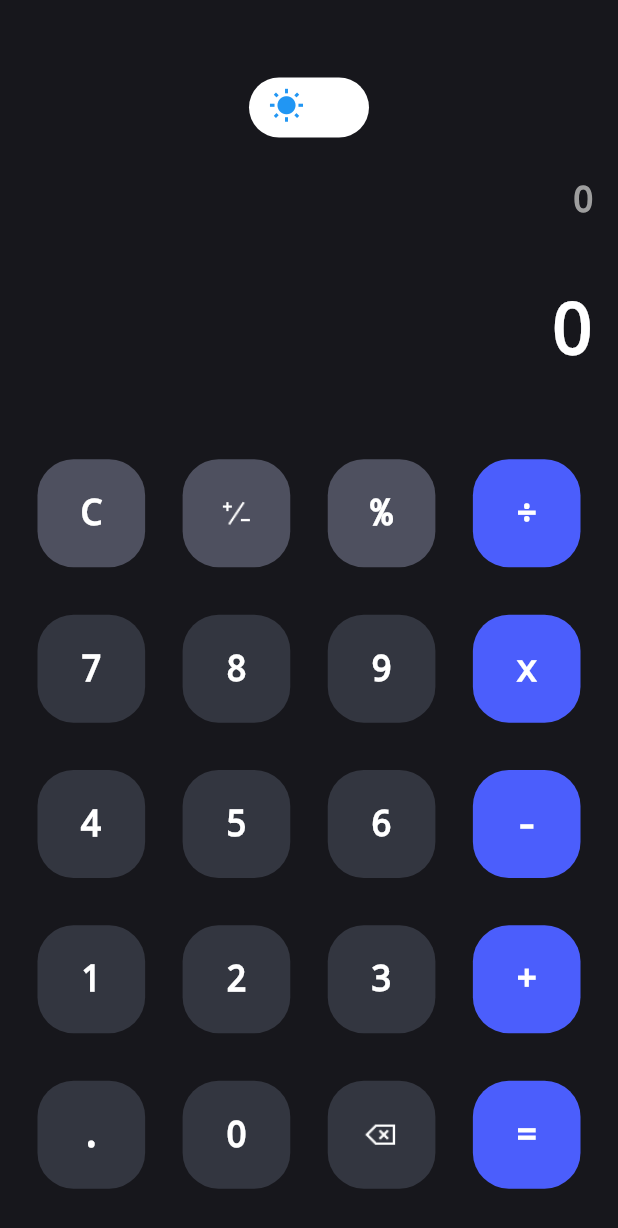
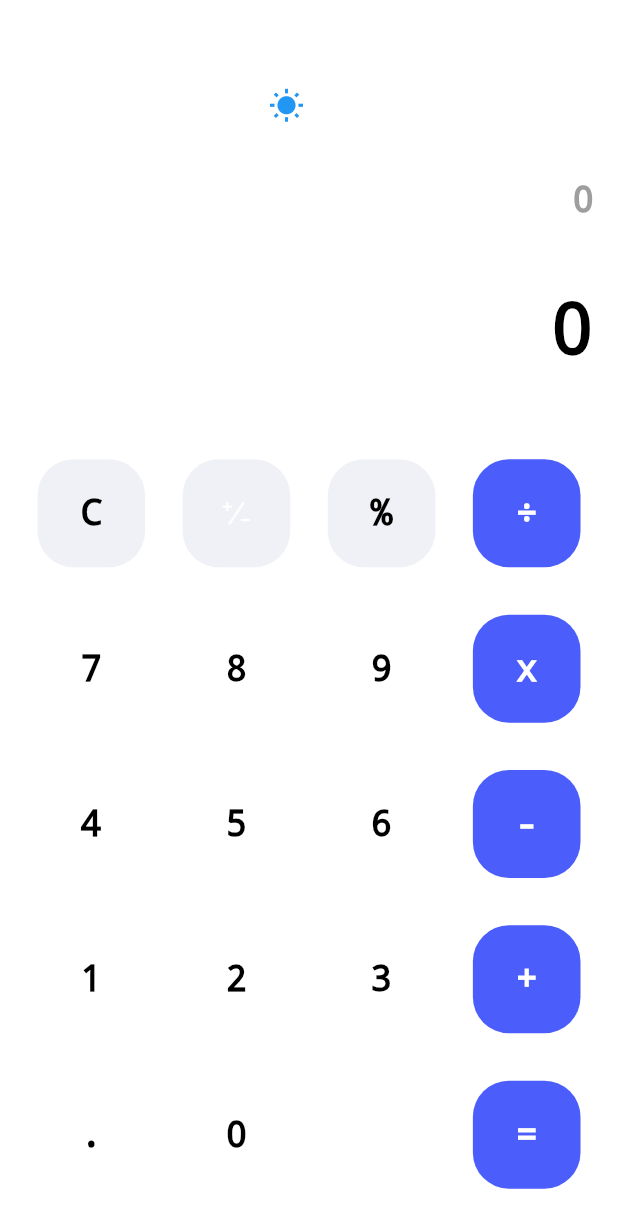
Before and after one commit to BrunoAlexys/calculadora-projeto, a Flutter app: the screen it shows after launch, on a phone screen of 412 x 824 dp. Shown: the top 1228 px of the screen. Run offline on Flutter 3.47's test engine with Material 3 defaults, Android fonts, the phone set to English and light mode, and no system bars.

Commit message:
Adicionando a cor dos botões de operações no modo ligth

```diff
--- a/lib/Button.dart
+++ b/lib/Button.dart
@@ -1,13 +1,16 @@
-import 'dart:ui';
 
 import 'package:flutter/material.dart';
 
 class Button extends StatelessWidget {
   final dynamic value; // Pode ser String ou Image
   final Color color;
+  final bool isDarkMode;
 
-  const Button({Key? key, required this.value, required this.color})
-      : super(key: key);
+  const Button({super.key, required this.value, required this.color, required this.isDarkMode});
+
+  bool isOperator(String val) {
+    return val == '÷' || val == 'x' || val == '-' || val == '+' || val == '=';
+  }
 
   @override
   Widget build(BuildContext context) {
@@ -27,7 +30,9 @@ class Button extends StatelessWidget {
               ? Text(
                   value,
                   style: TextStyle(
-                    color: Colors.white,
+                    color: isOperator(value)
+                        ? (isDarkMode ? Colors.white : Colors.white)
+                        : (isDarkMode ? Colors.white : Colors.black),
                     fontSize: 24.0,
                     decoration: TextDecoration.none,
                   ),
--- a/lib/ThemeCalculator.dart
+++ b/lib/ThemeCalculator.dart
@@ -1,23 +1,18 @@
 import 'package:flutter/material.dart';
 
-class ThemeCalculator extends StatefulWidget {
-  @override
-  _ThemeCalculatorState createState() => _ThemeCalculatorState();
-}
+class ThemeCalculator extends StatelessWidget {
+  final bool isDarkMode;
+  final VoidCallback toggleTheme;
 
-class _ThemeCalculatorState extends State<ThemeCalculator> {
-  bool isDarkMode = false;
+  const ThemeCalculator(
+      {super.key, required this.isDarkMode, required this.toggleTheme});
 
   @override
   Widget build(BuildContext context) {
     return GestureDetector(
-      onTap: () {
-        setState(() {
-          isDarkMode = !isDarkMode;
-        });
-      },
+      onTap: toggleTheme,
       child: AnimatedContainer(
-        duration: Duration(milliseconds: 300),
+        duration: const Duration(milliseconds: 300),
         width: 80,
         height: 40,
         decoration: BoxDecoration(
@@ -27,16 +22,16 @@ class _ThemeCalculatorState extends State<ThemeCalculator> {
         child: Stack(
           children: <Widget>[
             AnimatedPositioned(
-              duration: Duration(milliseconds: 300),
+              duration: const Duration(milliseconds: 300),
               curve: Curves.easeIn,
               top: 3,
               left: isDarkMode ? 30 : 0,
               right: isDarkMode ? 0 : 30,
               child: AnimatedSwitcher(
-                duration: Duration(milliseconds: 300),
+                duration: const Duration(milliseconds: 300),
                 child: isDarkMode
-                    ? Padding(
-                        padding: const EdgeInsets.all(4.0),
+                    ? const Padding(
+                        padding: EdgeInsets.all(4.0),
                         child: Center(
                           child: Icon(
                             Icons.nights_stay,
@@ -46,8 +41,8 @@ class _ThemeCalculatorState extends State<ThemeCalculator> {
                           ),
                         ),
                       )
-                    : Padding(
-                        padding: const EdgeInsets.all(4.0),
+                    : const Padding(
+                        padding: EdgeInsets.all(4.0),
                         child: Icon(
                           Icons.wb_sunny,
                           color: Colors.blue,
--- a/lib/main.dart
+++ b/lib/main.dart
@@ -14,19 +14,31 @@ class MyApp extends StatefulWidget {
 }
 
 class _MyAppState extends State<MyApp> {
+  bool isDarkMode = false;
+
+  void changeTheme() {
+    setState(() {
+      isDarkMode = !isDarkMode;
+    });
+  }
+
   @override
   Widget build(BuildContext context) {
     return MaterialApp(
       title: 'Flutter Demo',
-      theme: ThemeData.dark(),
-      home: Calculadora(),
+      theme: isDarkMode ? ThemeData.dark() : ThemeData.light(),
+      home: Calculadora(isDarkMode: isDarkMode, toggleTheme: changeTheme),
       debugShowCheckedModeBanner: false,
     );
   }
 }
 
 class Calculadora extends StatefulWidget {
-  const Calculadora({super.key});
+  final bool isDarkMode;
+  final VoidCallback toggleTheme;
+
+  const Calculadora(
+      {super.key, required this.isDarkMode, required this.toggleTheme});
 
   @override
   State<Calculadora> createState() => _CalculadoraState();
@@ -40,7 +52,7 @@ class _CalculadoraState extends State<Calculadora> {
         Expanded(
             flex: 1,
             child: Container(
-              color: Color(0xFF17171C),
+              color: widget.isDarkMode ? const Color(0xFF17171C) : Colors.white,
               child: Column(
                 mainAxisAlignment: MainAxisAlignment.spaceEvenly,
                 children: [
@@ -50,15 +62,18 @@ class _CalculadoraState extends State<Calculadora> {
                     children: [
                       Padding(
                         padding: const EdgeInsets.only(top: 40.0),
-                        child: ThemeCalculator(),
+                        child: ThemeCalculator(
+                          isDarkMode: widget.isDarkMode,
+                          toggleTheme: widget.toggleTheme,
+                        ),
                       )
                     ],
                   ),
-                  Row(
+                  const Row(
                     mainAxisAlignment: MainAxisAlignment.end,
                     children: [
                       Padding(
-                        padding: const EdgeInsets.all(16.0),
+                        padding: EdgeInsets.all(16.0),
                         child: FittedBox(
                           fit: BoxFit.scaleDown,
                           child: Text(
@@ -83,7 +98,9 @@ class _CalculadoraState extends State<Calculadora> {
                           child: Text(
                             '0',
                             style: TextStyle(
-                              color: Colors.white,
+                              color: widget.isDarkMode
+                                  ? Colors.white
+                                  : Colors.black,
                               fontSize: 48.0,
                               decoration: TextDecoration.none,
                             ),
@@ -98,67 +115,151 @@ class _CalculadoraState extends State<Calculadora> {
         Expanded(
             flex: 2,
             child: Container(
-              color: Color(0xFF17171C),
+              color: widget.isDarkMode ? const Color(0xFF17171C) : Colors.white,
               child: Column(
                 mainAxisAlignment: MainAxisAlignment.spaceEvenly,
                 children: [
                   Row(
                     mainAxisAlignment: MainAxisAlignment.spaceEvenly,
                     children: [
-                      Button(value: 'C', color: Color(0xFF4E505F)),
+                      Button(
+                          value: 'C',
+                          color: widget.isDarkMode
+                              ? const Color(0xFF4E505F)
+                              : const Color(322323332),
+                          isDarkMode: widget.isDarkMode),
                       Button(
                           value: Image.asset(
                             'assets/images/value.png',
                             width: 24,
                             height: 24,
                           ),
-                        color: Color(0xFF4E505F),
-                      ),
-                      Button(value: '%', color: Color(0xFF4E505F)),
-                      Button(value: '÷', color: Color(0xFF4B5EFC)),
+                          color: widget.isDarkMode
+                              ? const Color(0xFF4E505F)
+                              : const Color(322323332),
+                          isDarkMode: widget.isDarkMode),
+                      Button(
+                          value: '%',
+                          color: widget.isDarkMode
+                              ? const Color(0xFF4E505F)
+                              : const Color(322323332),
+                          isDarkMode: widget.isDarkMode),
+                      Button(
+                          value: '÷',
+                          color: const Color(0xFF4B5EFC),
+                          isDarkMode: widget.isDarkMode),
                     ],
                   ),
                   Row(
                     mainAxisAlignment: MainAxisAlignment.spaceEvenly,
                     children: [
-                      Button(value: '7', color: Color(0xFF333640)),
-                      Button(value: '8', color: Color(0xFF333640)),
-                      Button(value: '9', color: Color(0xFF333640)),
-                      Button(value: 'x', color: Color(0xFF4B5EFC)),
+                      Button(
+                          value: '7',
+                          color: widget.isDarkMode
+                              ? const Color(0xFF333640)
+                              : Colors.white,
+                          isDarkMode: widget.isDarkMode),
+                      Button(
+                          value: '8',
+                          color: widget.isDarkMode
+                              ? const Color(0xFF333640)
+                              : Colors.white,
+                          isDarkMode: widget.isDarkMode),
+                      Button(
+                          value: '9',
+                          color: widget.isDarkMode
+                              ? const Color(0xFF333640)
+                              : Colors.white,
+                          isDarkMode: widget.isDarkMode),
+                      Button(
+                          value: 'x',
+                          color: const Color(0xFF4B5EFC),
+                          isDarkMode: widget.isDarkMode),
                     ],
                   ),
                   Row(
                     mainAxisAlignment: MainAxisAlignment.spaceEvenly,
                     children: [
-                      Button(value: '4', color: Color(0xFF333640)),
-                      Button(value: '5', color: Color(0xFF333640)),
-                      Button(value: '6', color: Color(0xFF333640)),
-                      Button(value: '-', color: Color(0xFF4B5EFC)),
+                      Button(
+                          value: '4',
+                          color: widget.isDarkMode
+                              ? const Color(0xFF333640)
+                              : Colors.white,
+                          isDarkMode: widget.isDarkMode),
+                      Button(
+                          value: '5',
+                          color: widget.isDarkMode
+                              ? const Color(0xFF333640)
+                              : Colors.white,
+                          isDarkMode: widget.isDarkMode),
+                      Button(
+                          value: '6',
+                          color: widget.isDarkMode
+                              ? const Color(0xFF333640)
+                              : Colors.white,
+                          isDarkMode: widget.isDarkMode),
+                      Button(
+                          value: '-',
+                          color: const Color(0xFF4B5EFC),
+                          isDarkMode: widget.isDarkMode),
                     ],
                   ),
                   Row(
                     mainAxisAlignment: MainAxisAlignment.spaceEvenly,
                     children: [
-                      Button(value: '1', color: Color(0xFF333640)),
-                      Button(value: '2', color: Color(0xFF333640)),
-                      Button(value: '3', color: Color(0xFF333640)),
-                      Button(value: '+', color: Color(0xFF4B5EFC)),
+                      Button(
+                          value: '1',
+                          color: widget.isDarkMode
+                              ? const Color(0xFF333640)
+                              : Colors.white,
+                          isDarkMode: widget.isDarkMode),
+                      Button(
+                          value: '2',
+                          color: widget.isDarkMode
+                              ? const Color(0xFF333640)
+                              : Colors.white,
+                          isDarkMode: widget.isDarkMode),
+                      Button(
+                          value: '3',
+                          color: widget.isDarkMode
+                              ? const Color(0xFF333640)
+                              : Colors.white,
+                          isDarkMode: widget.isDarkMode),
+                      Button(
+                          value: '+',
+                          color: const Color(0xFF4B5EFC),
+                          isDarkMode: widget.isDarkMode),
                     ],
                   ),
                   Row(
                     mainAxisAlignment: MainAxisAlignment.spaceEvenly,
                     children: [
-                      Button(value: '.', color: Color(0xFF333640)),
-                      Button(value: '0', color: Color(0xFF333640)),
+                      Button(
+                          value: '.',
+                          color: widget.isDarkMode
+                              ? const Color(0xFF333640)
+                              : Colors.white,
+                          isDarkMode: widget.isDarkMode),
+                      Button(
+                          value: '0',
+                          color: widget.isDarkMode
+                              ? const Color(0xFF333640)
+                              : Colors.white,
+                          isDarkMode: widget.isDarkMode),
                       Button(
                           value: Image.asset(
                             'assets/images/delete.png',
                             width: 24,
                             height: 24,
                           ),
-                        color: Color(0xFF333640),
-                      ),
-                      Button(value: '=', color: Color(0xFF4B5EFC)),
+                          color: widget.isDarkMode
+                              ? const Color(0xFF333640)
+                              : Colors.white,
+                          isDarkMode: widget.isDarkMode),
+                      Button(
+                          value: '=',
+                          color: const Color(0xFF4B5EFC),
+                          isDarkMode: widget.isDarkMode),
                     ],
                   ),
                 ],
```
Lines whose indentation alone changed are shown as unchanged.
